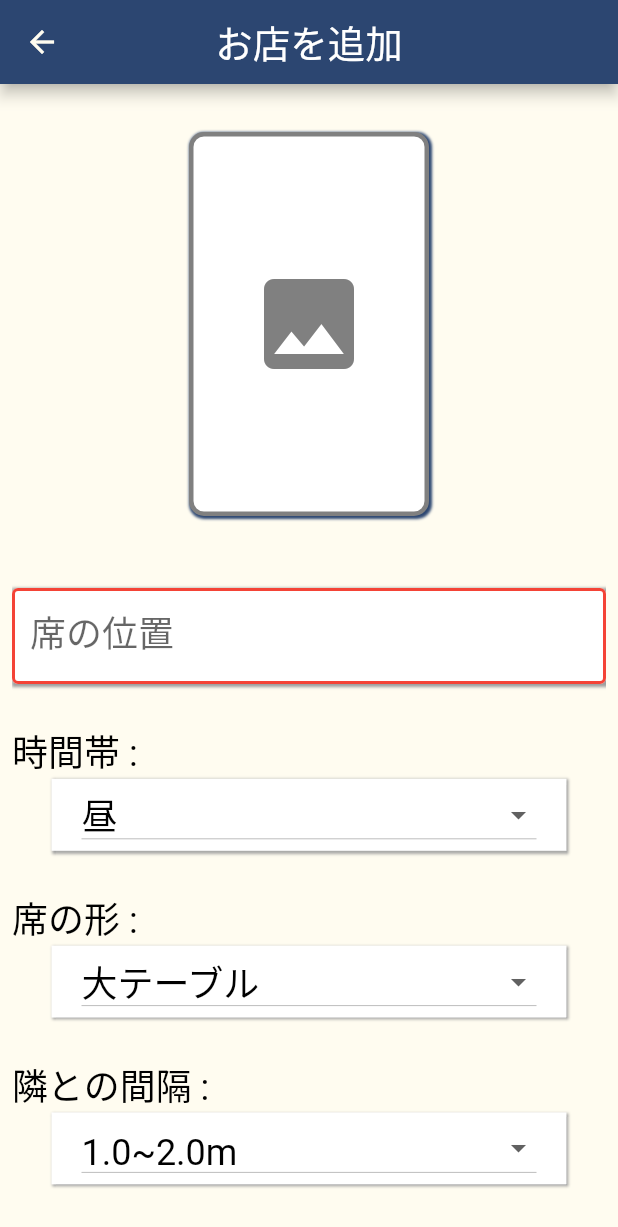
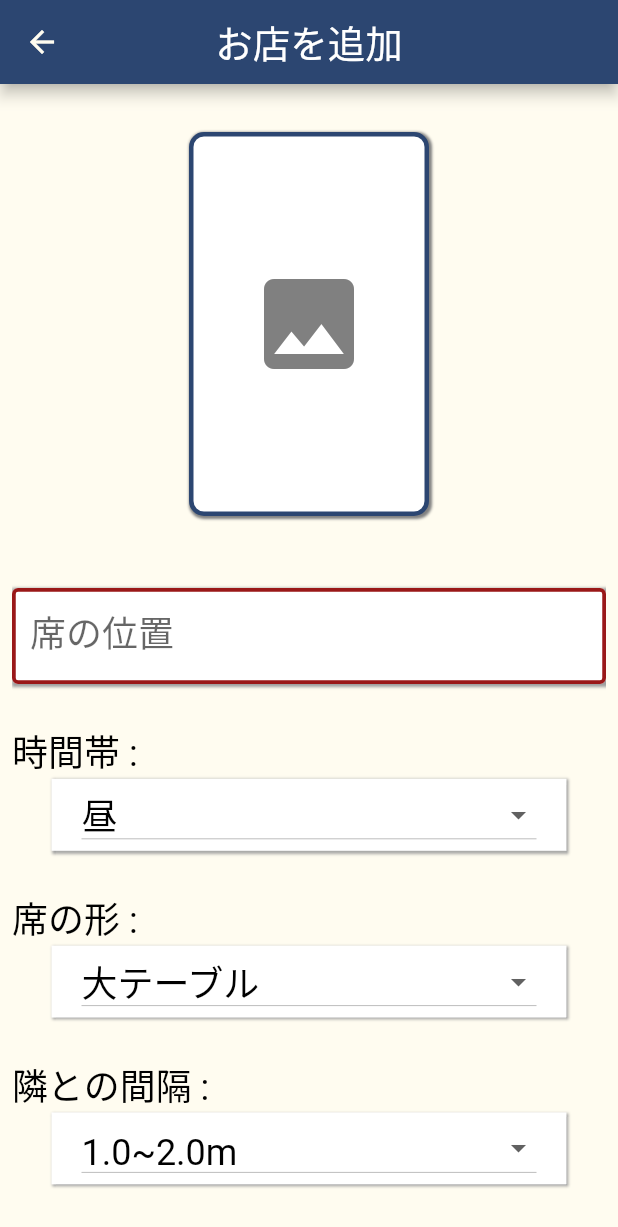
Before and after one commit to TajimaMiho/SoundFit, a Flutter app: the AddShopPage screen opened directly with empty values, on a phone screen of 412 x 824 dp. Shown: the top 1227 px of the screen. Run offline on Flutter 3.47's test engine with Material 2 defaults, Android fonts, the phone set to English and light mode, and no system bars; our stand-ins replace cloud_firestore, firebase_auth, firebase_core, firebase_storage, flutter_riverpod, flutter_svg and 4 more; missing offline and left inert: dart:html, image_picker_web; accounts and stored records are empty; network calls fail.

Commit message:
changed error color

```diff
--- a/lib/config/styles.dart
+++ b/lib/config/styles.dart
@@ -29,6 +29,7 @@ abstract class Styles {
   static const Color appBarTitleColor = pageBackground;
   static const Color commonTextColor = Color(0xFF000000);
   static const Color secondaryTextColor = Color(0xFFFFFFFF);
+  static const Color errorColor = Color.fromARGB(255, 154, 24, 24);
   static AppBarTheme appBarTheme = AppBarTheme(
     centerTitle: true,
     backgroundColor: Styles.primaryColor,
--- a/lib/view/top/add/place_add/add_place_page.dart
+++ b/lib/view/top/add/place_add/add_place_page.dart
@@ -74,7 +74,7 @@ class _AddShopPage extends State<AddShopPage> {
                                     decoration: BoxDecoration(
                                       boxShadow: [
                                         BoxShadow(
-                                          color: Styles.primaryColor,
+                                          color: Styles.secondaryColor,
                                           offset: Offset(1.0, 1.0),
                                           blurRadius: 0.8,
                                           spreadRadius: 0.8,
@@ -82,8 +82,7 @@ class _AddShopPage extends State<AddShopPage> {
                                       ],
                                       color: Colors.white,
                                       border: Border.all(
-                                          color: Styles.secondaryColor,
-                                          width: 3),
+                                          color: Styles.primaryColor, width: 3),
                                       borderRadius: BorderRadius.circular(10),
                                     ),
                                     child: Icon(
@@ -124,7 +123,8 @@ class _AddShopPage extends State<AddShopPage> {
                               enabledBorder: OutlineInputBorder(
                                 borderSide: isfilled
                                     ? BorderSide(color: Styles.secondaryColor)
-                                    : BorderSide(color: Colors.red, width: 2.0),
+                                    : BorderSide(
+                                        color: Styles.errorColor, width: 2.5),
                               ),
                               labelText: '席の位置',
                               labelStyle: TextStyle(
@@ -226,7 +226,7 @@ class _AddShopPage extends State<AddShopPage> {
                               } catch (e) {
                                 print(e);
                                 final snackBar = SnackBar(
-                                  backgroundColor: Colors.red,
+                                  backgroundColor: Styles.errorColor,
                                   content: Text(e.toString()),
                                 );
                                 ScaffoldMessenger.of(context)
```
Also changed, not shown: lib/view/top/add/place_list_page/place_list_page.dart (+24 -1 lines).
